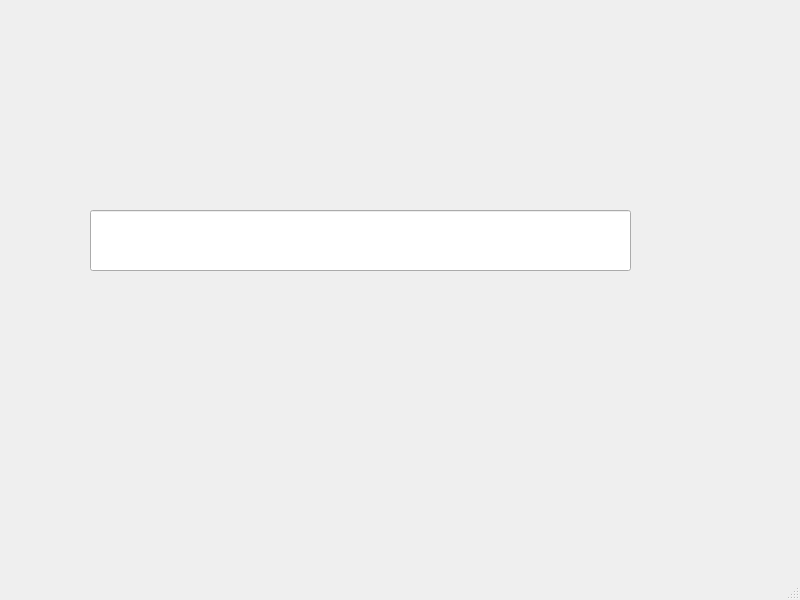
Old version of the form mainwindow.ui in the repository victimofamisery/PredictionTrie.
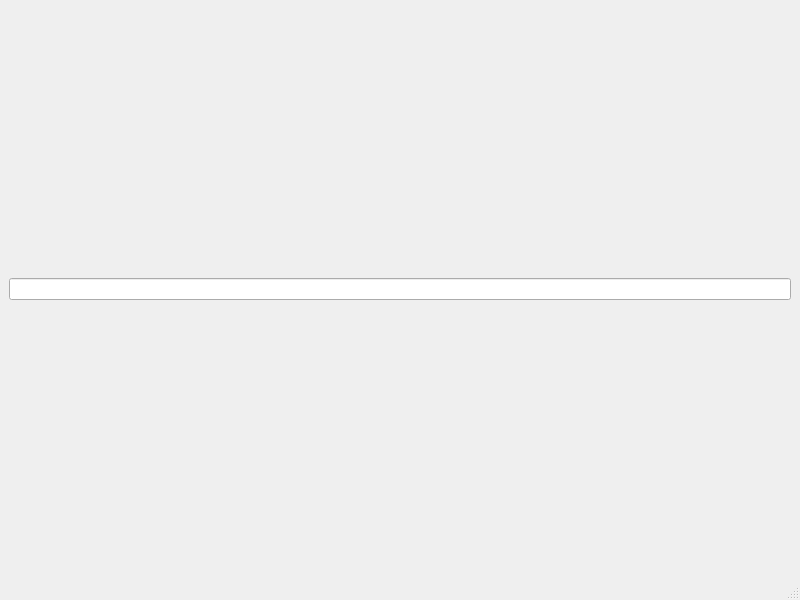
New version of the form.

Patch:
```diff
--- a/mainwindow.ui
+++ b/mainwindow.ui
@@ -14,16 +14,11 @@
    <string>MainWindow</string>
   </property>
   <widget class="QWidget" name="centralwidget">
-   <widget class="QLineEdit" name="lineEdit">
-    <property name="geometry">
-     <rect>
-      <x>90</x>
-      <y>210</y>
-      <width>541</width>
-      <height>61</height>
-     </rect>
-    </property>
-   </widget>
+   <layout class="QHBoxLayout" name="horizontalLayout">
+    <item>
+     <widget class="QLineEdit" name="lineEdit"/>
+    </item>
+   </layout>
   </widget>
   <widget class="QMenuBar" name="menubar">
    <property name="geometry">
```
